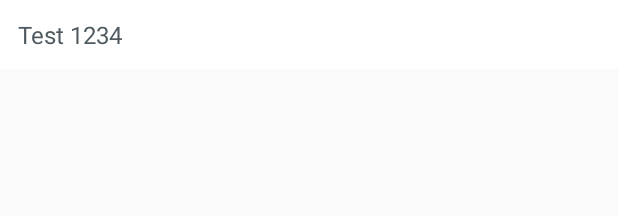
After one commit to tructran2359/spapp, an Android app: the layout layout_preferred_time_dropdown.xml on its own in the app's theme, with its tools: preview values and no code run, on a phone screen of 412 x 824 dp. The commit adds this screen. Shown: the top 216 px of the screen. Run offline under Robolectric (Android 15) with nearby library versions, the phone set to English and light mode, and no system bars.

```diff
--- /dev/null
+++ b/SPApp/app/src/main/res/layout/layout_preferred_time_dropdown.xml
@@ -0,0 +1,13 @@
+<?xml version="1.0" encoding="utf-8"?>
+<TextView
+    xmlns:android="http://schemas.android.com/apk/res/android"
+    xmlns:tools="http://schemas.android.com/tools"
+    tools:ignore="MissingPrefix"
+    android:layout_width="match_parent"
+    android:layout_height="wrap_content"
+    android:padding="@dimen/common_spacing_x3"
+    android:background="@color/color_ui06"
+    style="@style/textParagraph.grey"
+
+    android:text="Test 1234"
+    />
--- a/SPApp/app/src/main/res/values/dimens.xml
+++ b/SPApp/app/src/main/res/values/dimens.xml
@@ -60,7 +60,6 @@
     <dimen name="top_bar_height">70dp</dimen>
 
     <!--OrderSummaryActivity-->
-    <dimen name="order_sum_small_space">5dp</dimen>
     <dimen name="order_sum_counter_text_width">32dp</dimen>
 
     <dimen name="order_sum_vert_xlarge">50dp</dimen>
@@ -68,6 +67,7 @@
     <dimen name="order_sum_vert_medium">20dp</dimen>
     <dimen name="order_sum_vert_medium_sub">15dp</dimen>
     <dimen name="order_sum_vert_small">10dp</dimen>
+    <dimen name="order_sum_vert_xsmall">5dp</dimen>
 
     <dimen name="order_sum_horz_large">30dp</dimen>
     <dimen name="order_sum_horz_large_for_icon">25dp</dimen>
--- a/SPApp/app/src/main/res/values/styles.xml
+++ b/SPApp/app/src/main/res/values/styles.xml
@@ -113,13 +113,13 @@
         <item name="android:layout_marginTop">@dimen/order_sum_vert_medium_sub</item>
     </style>
 
-    <style name="textH4.orderSumInput">
+    <style name="textParagraph.grey.orderSumInput">
         <item name="android:layout_width">match_parent</item>
         <item name="android:layout_height">wrap_content</item>
         <item name="android:background">@drawable/bg_rec_rounded_white_solid_grey_stroke</item>
         <item name="android:maxLines">1</item>
-        <item name="android:layout_marginTop">@dimen/order_sum_small_space</item>
-        <item name="android:padding">@dimen/common_spacing_x2</item>
+        <item name="android:layout_marginTop">@dimen/order_sum_vert_xsmall</item>
+        <item name="android:padding">@dimen/common_spacing_x3</item>
     </style>
 
     <style name="textCaption">
```
Also changed, not shown: SPApp/app/src/main/java/com/spgroup/spapp/presentation/activity/OrderSummaryActivity.kt (+7 -0 lines), SPApp/app/src/main/res/layout/activity_order_summary.xml (+29 -10 lines), SPApp/app/src/main/res/layout/layout_preferred_time.xml (added, +12 -0 lines).
